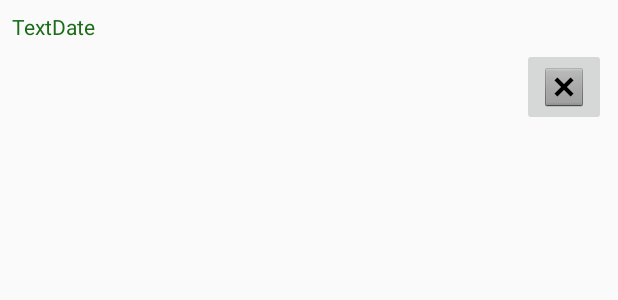
After one commit to danijelLoc/Track-my-route-Android, an Android app: the layout route_list_element.xml on its own in the app's theme, with its tools: preview values and no code run, on a phone screen of 412 x 824 dp. The commit adds this screen. Shown: the top 300 px of the screen. Run offline under Robolectric (Android 15) with nearby library versions, the phone set to English and light mode, and no system bars.

Commit message:
routes list activity and REST functionality added

```diff
--- a/app/build.gradle
+++ b/app/build.gradle
@@ -41,7 +41,10 @@ dependencies {
     implementation 'com.google.android.material:material:1.2.1'
     implementation 'androidx.annotation:annotation:1.1.0'
     implementation 'androidx.constraintlayout:constraintlayout:2.0.4'
+
     implementation 'androidx.lifecycle:lifecycle-extensions:2.2.0'
+    implementation 'androidx.recyclerview:recyclerview:1.1.0'
+    implementation "androidx.recyclerview:recyclerview-selection:1.1.0-rc03"
     testImplementation 'junit:junit:4.12'
     androidTestImplementation 'androidx.test.ext:junit:1.1.2'
     androidTestImplementation 'androidx.test.espresso:espresso-core:3.3.0'
@@ -50,8 +53,8 @@ dependencies {
     implementation 'com.fasterxml.jackson.core:jackson-databind:2.12.0'
     implementation 'com.squareup.okhttp:okhttp-urlconnection:2.7.5'
     implementation 'org.jetbrains.kotlinx:kotlinx-coroutines-android:1.3.9'
-
     implementation 'com.squareup.retrofit2:retrofit:2.9.0'
     implementation 'com.squareup.retrofit2:converter-gson:2.5.0'
     implementation 'com.squareup.okhttp3:logging-interceptor:3.12.1'
+
 }
--- /dev/null
+++ b/app/src/main/java/hr/fer/trackmyroute/data/model/RouteResponse.kt
@@ -0,0 +1,3 @@
+package hr.fer.trackmyroute.data.model
+
+data class RouteResponse(val error: Boolean, val message: String, val route: Route)
--- /dev/null
+++ b/app/src/main/java/hr/fer/trackmyroute/data/model/RoutesResponse.kt
@@ -0,0 +1,3 @@
+package hr.fer.trackmyroute.data.model
+
+data class RoutesResponse (val error:Boolean, val message:String, val routes:List<hr.fer.trackmyroute.data.model.Route>)
--- /dev/null
+++ b/app/src/main/res/layout/route_list_element.xml
@@ -0,0 +1,50 @@
+<?xml version="1.0" encoding="utf-8"?>
+<LinearLayout xmlns:android="http://schemas.android.com/apk/res/android"
+        xmlns:app="http://schemas.android.com/apk/res-auto"
+        xmlns:tools="http://schemas.android.com/tools"
+        android:layout_width="match_parent"
+              android:layout_height="wrap_content" android:orientation="vertical">
+
+    <androidx.constraintlayout.widget.ConstraintLayout
+            android:layout_width="match_parent"
+            android:layout_height="match_parent">
+
+        <TextView
+                android:id="@+id/routeDateTextView"
+                android:layout_width="match_parent"
+                android:layout_height="wrap_content"
+                android:layout_marginStart="8dp"
+                android:layout_marginTop="8dp"
+                android:layout_marginEnd="8dp"
+                android:text="TextDate"
+                android:textColor="#1A6C17"
+                app:layout_constraintEnd_toEndOf="parent"
+                app:layout_constraintStart_toStartOf="parent"
+                app:layout_constraintTop_toTopOf="parent" />
+
+        <TextView
+                android:id="@+id/routeTitleTextView"
+                android:layout_width="match_parent"
+                android:layout_height="wrap_content"
+                android:layout_marginStart="8dp"
+                android:layout_marginTop="8dp"
+                android:layout_marginEnd="8dp"
+                android:textSize="36sp"
+                android:textStyle="bold"
+                app:layout_constraintEnd_toEndOf="parent"
+                app:layout_constraintHorizontal_bias="0.0"
+                app:layout_constraintStart_toStartOf="parent"
+                app:layout_constraintTop_toBottomOf="@+id/routeDateTextView" />
+
+        <ImageButton
+                android:id="@+id/removeButton"
+                android:layout_width="wrap_content"
+                android:layout_height="wrap_content"
+                android:layout_marginTop="32dp"
+                app:layout_constraintEnd_toEndOf="@id/routeDateTextView"
+                app:layout_constraintTop_toTopOf="parent"
+                app:srcCompat="@android:drawable/btn_dialog" />
+
+    </androidx.constraintlayout.widget.ConstraintLayout>
+
+</LinearLayout>
```
Also changed, not shown: app/src/main/AndroidManifest.xml (+10 -1 lines), app/src/main/java/hr/fer/trackmyroute/api/Api.kt (+13 -4 lines), app/src/main/java/hr/fer/trackmyroute/api/RoutesAdapter.kt (added, +84 -0 lines), app/src/main/java/hr/fer/trackmyroute/api/RoutesRepository.kt (added, +7 -0 lines), app/src/main/java/hr/fer/trackmyroute/api/RoutesViewModel.kt (added, +33 -0 lines), app/src/main/java/hr/fer/trackmyroute/data/model/Route.kt (added, +15 -0 lines), app/src/main/java/hr/fer/trackmyroute/ui/login/MainActivity.kt (+8 -4 lines), app/src/main/java/hr/fer/trackmyroute/ui/routes/RouteDetails.kt (added, +80 -0 lines), app/src/main/java/hr/fer/trackmyroute/ui/routes/RouteListActivity.kt (added, +203 -0 lines), app/src/main/res/drawable-v24/cell_divider.xml (added, +7 -0 lines), app/src/main/res/layout/activity_route_details.xml (added, +33 -0 lines), app/src/main/res/layout/activity_route_list.xml (added, +40 -0 lines).
